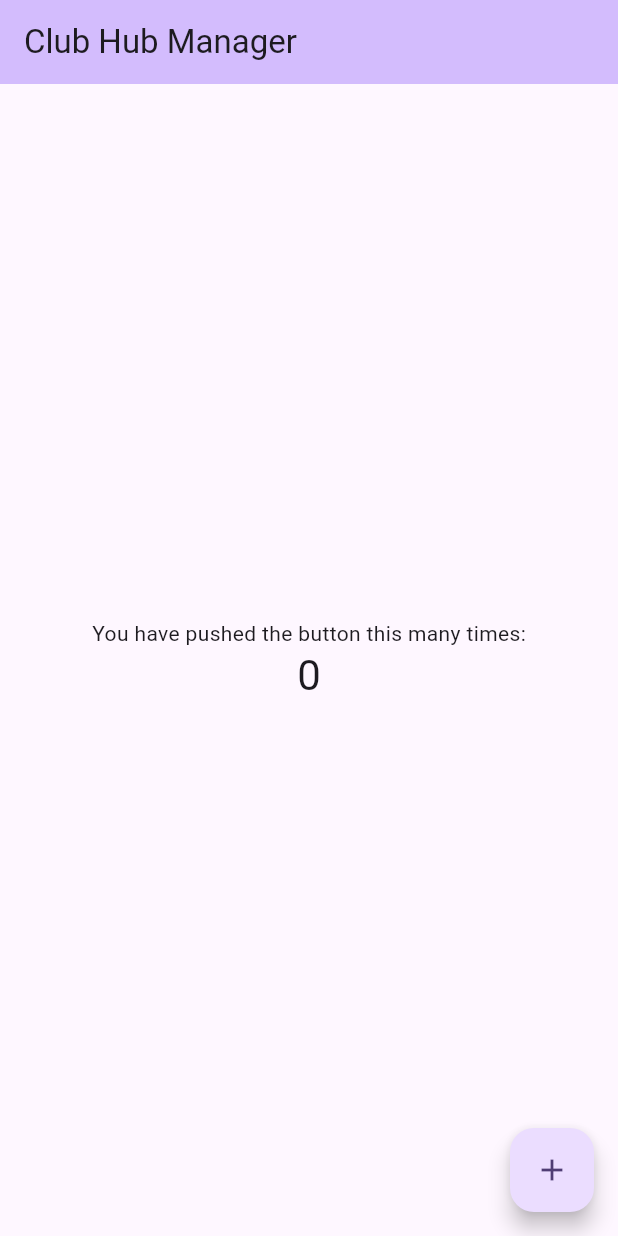
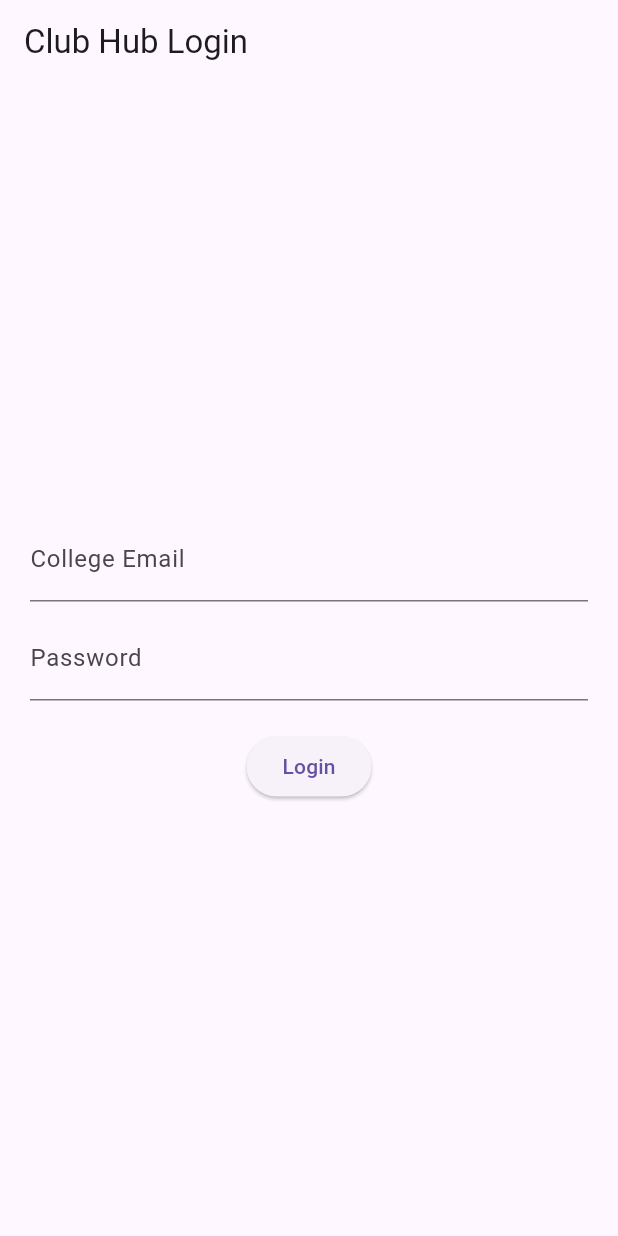
Before and after one commit to kalviumcommunity/S69-0226-DSP-flutter-ClubHubManager, a Flutter app: the screen it shows after launch, on a phone screen of 412 x 824 dp. Run offline on Flutter 3.47's test engine with Material 3 defaults, Android fonts, the light colour scheme and no system bars; our stand-ins replace firebase_core; accounts and stored records are empty.

Commit message:
Phase 2 Complete: Firebase linked and Login UI added

```diff
--- a/lib/main.dart
+++ b/lib/main.dart
@@ -1,122 +1,28 @@
 import 'package:flutter/material.dart';
+import 'package:firebase_core/firebase_core.dart';
+import 'firebase_options.dart';
+import 'screens/login_screen.dart';
 
-void main() {
+void main() async {
+  // This ensures the app is ready to talk to the phone hardware
+  WidgetsFlutterBinding.ensureInitialized();
+
+  // This connects the app to your Firebase project
+  await Firebase.initializeApp(
+    options: DefaultFirebaseOptions.currentPlatform,
+  );
+
   runApp(const MyApp());
 }
 
 class MyApp extends StatelessWidget {
   const MyApp({super.key});
 
-  // This widget is the root of your application.
   @override
   Widget build(BuildContext context) {
-    return MaterialApp(
-      title: 'Flutter Demo',
-      theme: ThemeData(
-        // This is the theme of your application.
-        //
-        // TRY THIS: Try running your application with "flutter run". You'll see
-        // the application has a purple toolbar. Then, without quitting the app,
-        // try changing the seedColor in the colorScheme below to Colors.green
-        // and then invoke "hot reload" (save your changes or press the "hot
-        // reload" button in a Flutter-supported IDE, or press "r" if you used
-        // the command line to start the app).
-        //
-        // Notice that the counter didn't reset back to zero; the application
-        // state is not lost during the reload. To reset the state, use hot
-        // restart instead.
-        //
-        // This works for code too, not just values: Most code changes can be
-        // tested with just a hot reload.
-        colorScheme: .fromSeed(seedColor: Colors.deepPurple),
-      ),
-      home: const MyHomePage(title: 'Club Hub Manager'),
+    return const MaterialApp(
+      debugShowCheckedModeBanner: false,
+      home: LoginScreen(), // This tells the app to open the Login Page first
     );
   }
 }
-
-class MyHomePage extends StatefulWidget {
-  const MyHomePage({super.key, required this.title});
-
-  // This widget is the home page of your application. It is stateful, meaning
-  // that it has a State object (defined below) that contains fields that affect
-  // how it looks.
-
-  // This class is the configuration for the state. It holds the values (in this
-  // case the title) provided by the parent (in this case the App widget) and
-  // used by the build method of the State. Fields in a Widget subclass are
-  // always marked "final".
-
-  final String title;
-
-  @override
-  State<MyHomePage> createState() => _MyHomePageState();
-}
-
-class _MyHomePageState extends State<MyHomePage> {
-  int _counter = 0;
-
-  void _incrementCounter() {
-    setState(() {
-      // This call to setState tells the Flutter framework that something has
-      // changed in this State, which causes it to rerun the build method below
-      // so that the display can reflect the updated values. If we changed
-      // _counter without calling setState(), then the build method would not be
-      // called again, and so nothing would appear to happen.
-      _counter++;
-    });
-  }
-
-  @override
-  Widget build(BuildContext context) {
-    // This method is rerun every time setState is called, for instance as done
-    // by the _incrementCounter method above.
-    //
-    // The Flutter framework has been optimized to make rerunning build methods
-    // fast, so that you can just rebuild anything that needs updating rather
-    // than having to individually change instances of widgets.
-    return Scaffold(
-      appBar: AppBar(
-        // TRY THIS: Try changing the color here to a specific color (to
-        // Colors.amber, perhaps?) and trigger a hot reload to see the AppBar
-        // change color while the other colors stay the same.
-        backgroundColor: Theme.of(context).colorScheme.inversePrimary,
-        // Here we take the value from the MyHomePage object that was created by
-        // the App.build method, and use it to set our appbar title.
-        title: Text(widget.title),
-      ),
-      body: Center(
-        // Center is a layout widget. It takes a single child and positions it
-        // in the middle of the parent.
-        child: Column(
-          // Column is also a layout widget. It takes a list of children and
-          // arranges them vertically. By default, it sizes itself to fit its
-          // children horizontally, and tries to be as tall as its parent.
-          //
-          // Column has various properties to control how it sizes itself and
-          // how it positions its children. Here we use mainAxisAlignment to
-          // center the children vertically; the main axis here is the vertical
-          // axis because Columns are vertical (the cross axis would be
-          // horizontal).
-          //
-          // TRY THIS: Invoke "debug painting" (choose the "Toggle Debug Paint"
-          // action in the IDE, or press "p" in the console), to see the
-          // wireframe for each widget.
-          mainAxisAlignment: .center,
-          children: [
-            const Text('You have pushed the button this many times:'),
-            Text(
-              '$_counter',
-              style: Theme.of(context).textTheme.headlineMedium,
-            ),
-          ],
-        ),
-      ),
-      floatingActionButton: FloatingActionButton(
-        onPressed: _incrementCounter,
-        tooltip: 'Increment',
-        child: const Icon(Icons.add),
-      ),
-    );
-  }
-}
--- /dev/null
+++ b/lib/screens/login_screen.dart
@@ -0,0 +1,35 @@
+import 'package:flutter/material.dart';
+
+class LoginScreen extends StatelessWidget {
+  const LoginScreen({super.key});
+
+  @override
+  Widget build(BuildContext context) {
+    return Scaffold(
+      appBar: AppBar(title: const Text("Club Hub Login")),
+      body: Padding(
+        padding: const EdgeInsets.all(20.0),
+        child: Column(
+          mainAxisAlignment: MainAxisAlignment.center,
+          children: [
+            const TextField(
+              decoration: InputDecoration(labelText: "College Email"),
+            ),
+            const SizedBox(height: 10),
+            const TextField(
+              decoration: InputDecoration(labelText: "Password"),
+              obscureText: true,
+            ),
+            const SizedBox(height: 20),
+            ElevatedButton(
+              onPressed: () {
+                print("Login button clicked!");
+              },
+              child: const Text("Login"),
+            ),
+          ],
+        ),
+      ),
+    );
+  }
+}
--- a/pubspec.yaml
+++ b/pubspec.yaml
@@ -34,6 +34,9 @@ dependencies:
   # The following adds the Cupertino Icons font to your application.
   # Use with the CupertinoIcons class for iOS style icons.
   cupertino_icons: ^1.0.8
+  firebase_core: ^4.4.0
+  firebase_auth: ^6.1.4
+  cloud_firestore: ^6.1.2
 
 dev_dependencies:
   flutter_test:
```
Also changed, not shown: firebase.json (added), lib/firebase_options.dart (added), pubspec.lock, 6 other files.
